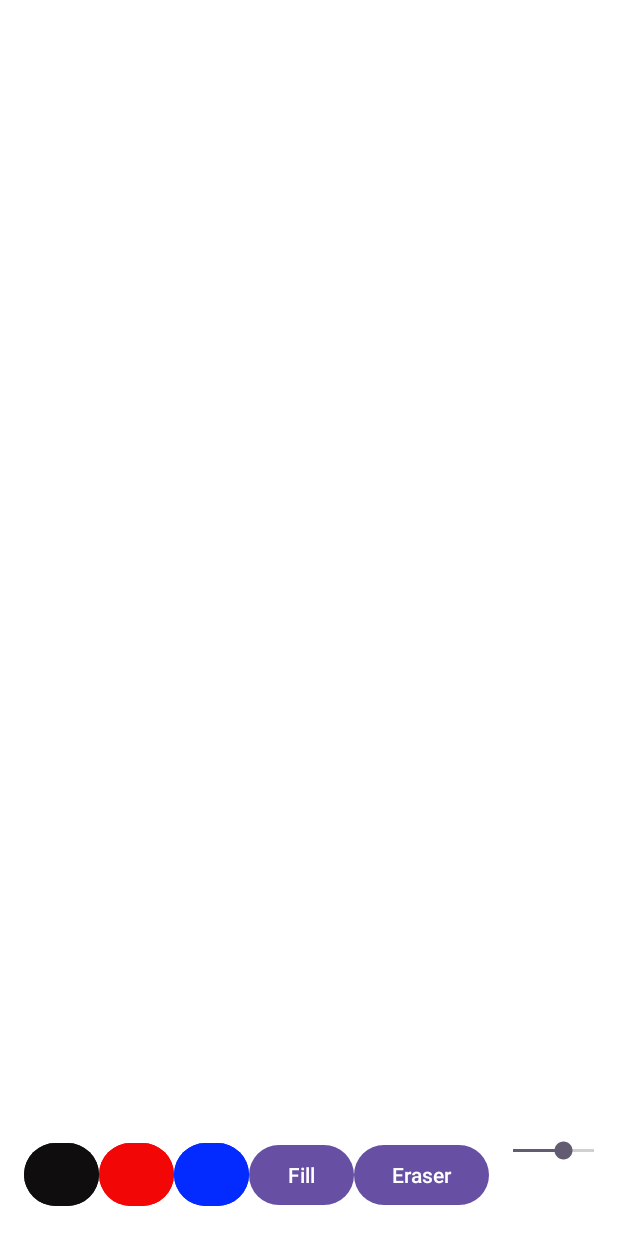
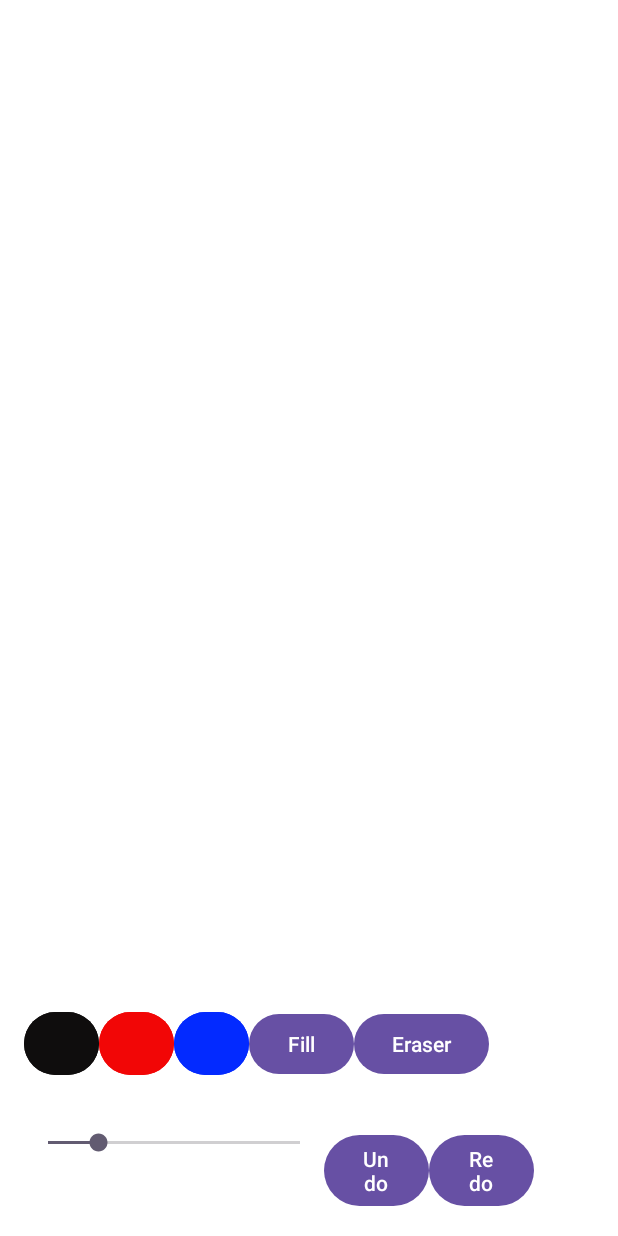
Before and after one commit to Serjik-Developer/ComicsApp, an Android app: the AddActivity screen opened directly, with no data from a screen before it, on a phone screen of 412 x 824 dp. Run offline under Robolectric (Android 15) with nearby library versions, the phone set to English and light mode, and no system bars.

Commit message:
добавил undo/redo теперь работает заливка (только с небольшим багом)

```diff
--- a/app/src/main/java/com/example/texnostrelka_2025_otbor/AddActivity.kt
+++ b/app/src/main/java/com/example/texnostrelka_2025_otbor/AddActivity.kt
@@ -44,7 +44,13 @@ class AddActivity : AppCompatActivity() {
     findViewById<Button>(R.id.eraserButton).setOnClickListener {
         paintView.setEraserMode()
     }
+    findViewById<Button>(R.id.undoButton).setOnClickListener {
+        paintView.undo()
+    }
 
+    findViewById<Button>(R.id.redoButton).setOnClickListener {
+        paintView.redo()
+    }
     findViewById<SeekBar>(R.id.strokeWidthSeekBar).setOnSeekBarChangeListener(object : SeekBar.OnSeekBarChangeListener {
         override fun onProgressChanged(seekBar: SeekBar?, progress: Int, fromUser: Boolean) {
             paintView.setStrokeWidth(progress.toFloat())
@@ -56,18 +62,26 @@ class AddActivity : AppCompatActivity() {
 }
 
 class PaintView(context: Context, attrs: AttributeSet?) : View(context, attrs) {
-    private val path = Path()
+    private val currentPath = Path()
     private val paint = Paint().apply {
         color = Color.BLACK
         strokeWidth = 10f
         style = Paint.Style.STROKE
         isAntiAlias = true
     }
-    private val paths = mutableListOf<Pair<Path, Paint>>()
+    private val paths = mutableListOf<DrawingPath>() // Список всех нарисованных путей
+    private val undoStack = mutableListOf<DrawingPath>() // Стек для отмены
+    private val redoStack = mutableListOf<DrawingPath>() // Стек для возврата
+    private var isFillMode = false
+    private var isEraserMode = false
     private var canvasBitmap: Bitmap? = null
     private var canvas: Canvas? = null
-    private var isFillMode = false
-    private var isEraserMode = false
+
+    // Класс для хранения информации о пути и его параметрах
+    private data class DrawingPath(
+        val path: Path,
+        val paint: Paint
+    )
 
     init {
         post {
@@ -94,17 +108,48 @@ class PaintView(context: Context, attrs: AttributeSet?) : View(context, attrs) {
         paint.color = Color.WHITE
     }
 
-    override fun onDraw(canvas: Canvas) {
-        super.onDraw(canvas)
-        canvasBitmap?.let { canvas.drawBitmap(it, 0f, 0f, null) }
-        paths.forEach { (p, paint) ->
-            canvas.drawPath(p, paint)
+    // Метод для отмены последнего действия
+    fun undo() {
+        if (paths.isNotEmpty()) {
+            val lastPath = paths.removeAt(paths.size - 1)
+            undoStack.add(lastPath)
+            redrawCanvas()
         }
     }
 
+    // Метод для возврата отмененного действия
+    fun redo() {
+        if (undoStack.isNotEmpty()) {
+            val lastUndoPath = undoStack.removeAt(undoStack.size - 1)
+            paths.add(lastUndoPath)
+            redrawCanvas()
+        }
+    }
+
+    // Перерисовывает весь холст
+    private fun redrawCanvas() {
+        canvasBitmap?.eraseColor(Color.TRANSPARENT) // Очищаем холст
+        paths.forEach { drawingPath ->
+            canvas?.drawPath(drawingPath.path, drawingPath.paint)
+        }
+        invalidate()
+    }
+
+    override fun onDraw(canvas: Canvas) {
+        super.onDraw(canvas)
+        canvasBitmap?.let { bitmap ->
+            canvas.drawBitmap(bitmap, 0f, 0f, null)
+        }
+        canvas.drawPath(currentPath, paint)
+    }
+
     override fun onTouchEvent(event: MotionEvent): Boolean {
+        val x = event.x
+        val y = event.y
+
         if (isFillMode) {
-            floodFill(event.x.toInt(), event.y.toInt(), paint.color)
+            currentPath.reset() // Сбрасываем текущий путь
+            floodFill(x.toInt(), y.toInt(), paint.color)
             isFillMode = false
             invalidate()
             return true
@@ -112,26 +157,29 @@ class PaintView(context: Context, attrs: AttributeSet?) : View(context, attrs) {
 
         when (event.action) {
             MotionEvent.ACTION_DOWN -> {
-                path.moveTo(event.x, event.y)
-                val newPaint = Paint(paint)
-                if (isEraserMode) {
-                    newPaint.xfermode = PorterDuffXfermode(PorterDuff.Mode.CLEAR)
-                }
-                paths.add(Pair(Path(path), newPaint))
+                currentPath.reset()
+                currentPath.moveTo(x, y)
             }
             MotionEvent.ACTION_MOVE -> {
-                path.lineTo(event.x, event.y)
+                currentPath.lineTo(x, y)
                 invalidate()
             }
             MotionEvent.ACTION_UP -> {
-                paths.add(Pair(Path(path), Paint(paint)))
-                canvas?.drawPath(path, paint)
-                path.reset()
+                // Сохраняем текущий путь в список
+                val savedPaint = Paint(paint) // Копируем Paint(не, это не в плане что мы копируем переменную, мы копируем сейчас все приложение)
+                if (isEraserMode) {
+                    savedPaint.xfermode = PorterDuffXfermode(PorterDuff.Mode.CLEAR)
+                }
+                paths.add(DrawingPath(Path(currentPath), savedPaint))
+                canvas?.drawPath(currentPath, savedPaint)
+                currentPath.reset()
+                invalidate()
             }
         }
         return true
     }
 
+    // Заливка области
     private fun floodFill(x: Int, y: Int, newColor: Int) {
         val bitmap = canvasBitmap ?: return
         val width = bitmap.width
--- a/app/src/main/res/layout/activity_add.xml
+++ b/app/src/main/res/layout/activity_add.xml
@@ -12,7 +12,8 @@
     <LinearLayout
         android:layout_width="wrap_content"
         android:layout_height="wrap_content"
-        android:layout_alignParentBottom="true"
+        android:layout_above="@+id/a"
+        android:layout_marginBottom="0dp"
         android:orientation="horizontal"
         android:padding="16dp">
 
@@ -46,11 +47,32 @@
             android:layout_height="wrap_content"
             android:text="Eraser" />
 
+
+    </LinearLayout>
+
+    <LinearLayout
+        android:id="@+id/a"
+        android:layout_width="match_parent"
+        android:layout_height="wrap_content"
+        android:layout_alignParentBottom="true"
+        android:orientation="horizontal"
+        android:padding="16dp">
         <SeekBar
             android:id="@+id/strokeWidthSeekBar"
             android:layout_width="200dp"
             android:layout_height="wrap_content"
             android:max="50"
             android:progress="10" />
+        <Button
+            android:id="@+id/undoButton"
+            android:layout_width="70dp"
+            android:layout_height="wrap_content"
+            android:text="Undo" />
+
+        <Button
+            android:id="@+id/redoButton"
+            android:layout_width="70dp"
+            android:layout_height="wrap_content"
+            android:text="Redo" />
     </LinearLayout>
 </RelativeLayout>
```
